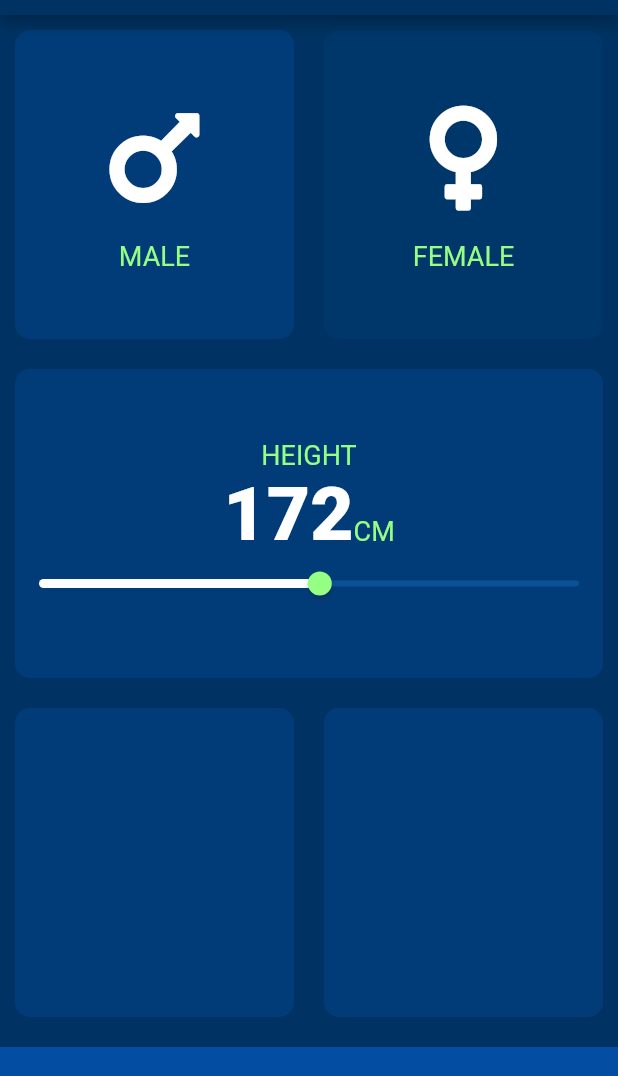
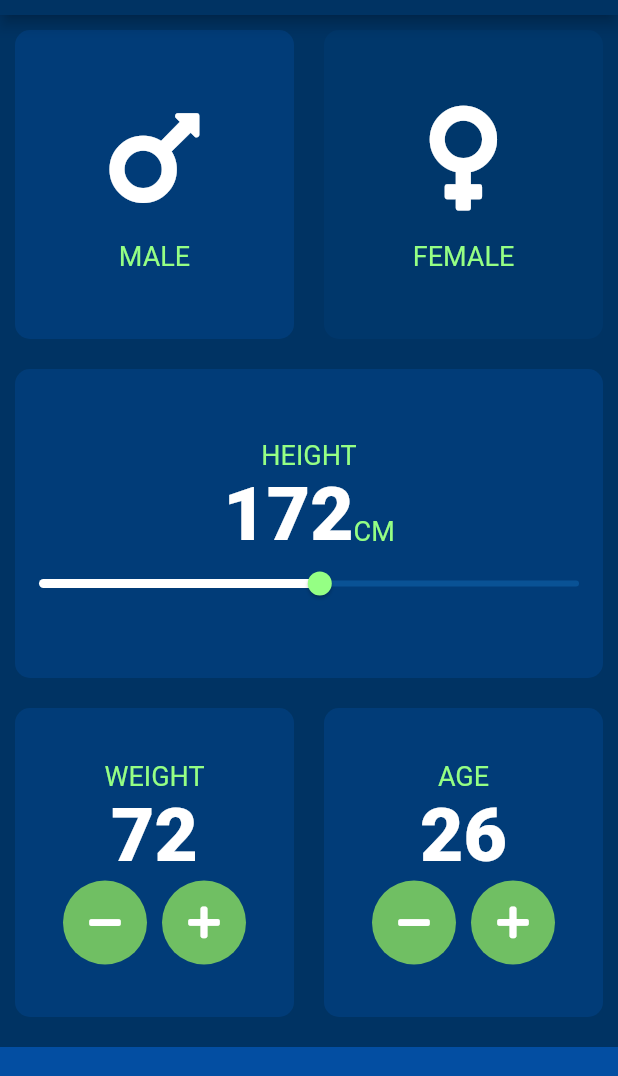
Before and after one commit to kahliliman/bmi-calculator, a Flutter app: the screen it shows after launch, on a phone screen of 412 x 824 dp, the part 69-1145 px from its top. Run offline on Flutter 3.47's test engine with Material 2 defaults, Android fonts, the phone set to English and light mode, and no system bars; our stand-ins replace font_awesome_flutter.

Commit message:
finishin input page

```diff
--- a/lib/constants.dart
+++ b/lib/constants.dart
@@ -17,4 +17,4 @@ const TextStyle kLabelTextStyle = TextStyle(
   fontSize: 18.0,
 );
 const TextStyle kMainTextStyle =
-    TextStyle(fontSize: 50.0, color: Colors.white, fontWeight: FontWeight.w900);
+TextStyle(fontSize: 50.0, color: Colors.white, fontWeight: FontWeight.w900);
--- a/lib/input_page.dart
+++ b/lib/input_page.dart
@@ -15,6 +15,8 @@ class _InputPageState extends State<InputPage> {
 
   Gender selectedGender = Gender.male;
   int height = 172;
+  int weight = 72;
+  int age = 26;
 
   @override
   Widget build(BuildContext context) {
@@ -101,11 +103,71 @@ class _InputPageState extends State<InputPage> {
           Expanded(
             child: Row(
               children: <Widget>[
-                Expanded(child: ReusableCard(colour: kActiveCardColour)),
                 Expanded(
                     child: ReusableCard(
-                  colour: kActiveCardColour,
-
+                      cardChild: Column(
+                        mainAxisAlignment: MainAxisAlignment.center,
+                        children: <Widget>[
+                          Text('WEIGHT', style: kLabelTextStyle,),
+                          Text(weight.toString(), style: kMainTextStyle,),
+                          Row(
+                            mainAxisAlignment: MainAxisAlignment.center,
+                            children: <Widget>[
+                              RoundIconButton(
+                                onPress: () {
+                                  setState(() {
+                                    weight--;
+                                  });
+                                },
+                                icon: FontAwesomeIcons.minus,
+                              ),
+                              SizedBox(width: 10,),
+                              RoundIconButton(
+                                onPress: () {
+                                  setState(() {
+                                    weight++;
+                                  });
+                                },
+                                icon: FontAwesomeIcons.plus,
+                              ),
+                            ],
+                          )
+                        ],
+                      ),
+                        colour: kActiveCardColour)
+                ),
+                Expanded(
+                    child: ReusableCard(
+                      cardChild: Column(
+                        mainAxisAlignment: MainAxisAlignment.center,
+                        children: <Widget>[
+                          Text('AGE', style: kLabelTextStyle,),
+                          Text(age.toString(), style: kMainTextStyle,),
+                          Row(
+                            mainAxisAlignment: MainAxisAlignment.center,
+                            children: <Widget>[
+                              RoundIconButton(
+                                onPress: () {
+                                  setState(() {
+                                    age--;
+                                  });
+                                },
+                                icon: FontAwesomeIcons.minus,
+                              ),
+                              SizedBox(width: 10,),
+                              RoundIconButton(
+                                onPress: () {
+                                  setState(() {
+                                    age++;
+                                  });
+                                },
+                                icon: FontAwesomeIcons.plus,
+                              ),
+                            ],
+                          )
+                        ],
+                      ),
+                      colour: kActiveCardColour,
                 )),
               ],
             ),
@@ -121,3 +183,26 @@ class _InputPageState extends State<InputPage> {
     );
   }
 }
+
+class RoundIconButton extends StatelessWidget {
+
+  RoundIconButton({@required this.icon,@required this.onPress});
+
+  final IconData icon;
+  final Function onPress;
+
+  @override
+  Widget build(BuildContext context) {
+    return RawMaterialButton(
+      child:  Icon(icon),
+      onPressed: onPress,
+      elevation: 0.0,
+      constraints: BoxConstraints.tightFor(
+        width: 56.0,
+        height: 56.0,
+      ),
+      shape: CircleBorder(),
+      fillColor: kSecondaryColorShade1,
+    );
+  }
+}
```
Also changed, not shown: lib/round_icon_button.dart (added).
